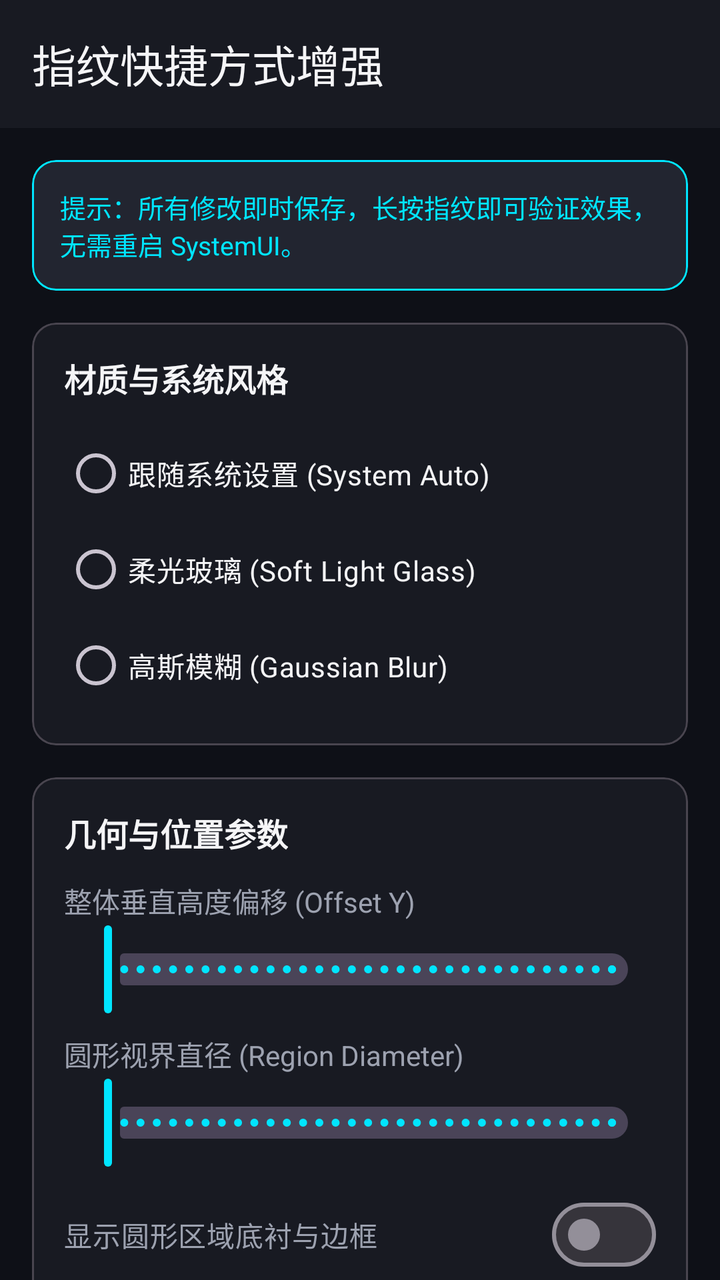
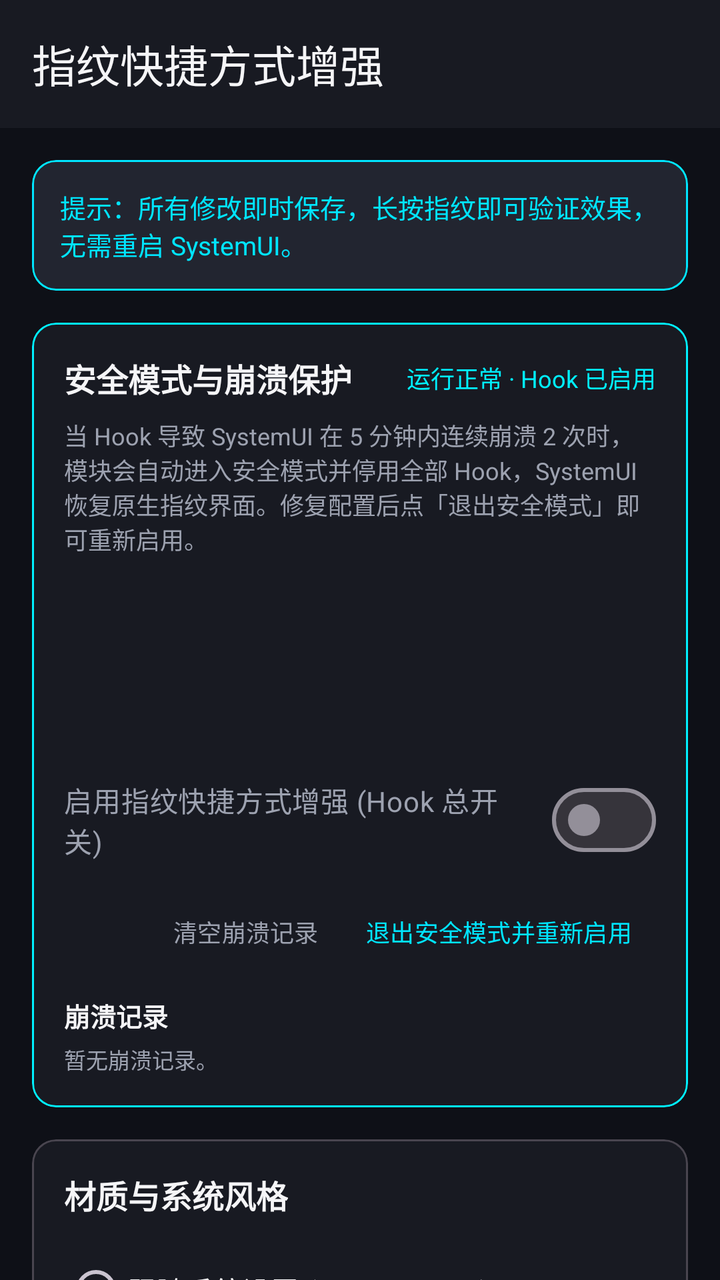

The first picture is an Android layout as it rendered before a commit; the second is the same layout after the commit. The layout source and the unified diff follow.
<!-- AndroidManifest.xml: application theme Theme.HyperOSQuickOpen -->
<!-- res/layout/activity_main.xml -->
<?xml version="1.0" encoding="utf-8"?>
<androidx.coordinatorlayout.widget.CoordinatorLayout xmlns:android="http://schemas.android.com/apk/res/android"
    xmlns:app="http://schemas.android.com/apk/res-auto"
    android:layout_width="match_parent"
    android:layout_height="match_parent"
    android:background="@color/background">

    <com.google.android.material.appbar.AppBarLayout
        android:layout_width="match_parent"
        android:layout_height="wrap_content"
        android:background="@color/surface">

        <com.google.android.material.appbar.MaterialToolbar
            android:id="@+id/toolbar"
            android:layout_width="match_parent"
            android:layout_height="?attr/actionBarSize"
            app:title="@string/app_name"
            app:titleTextColor="@color/text_primary" />
    </com.google.android.material.appbar.AppBarLayout>

    <androidx.core.widget.NestedScrollView
        android:layout_width="match_parent"
        android:layout_height="match_parent"
        app:layout_behavior="@string/appbar_scrolling_view_behavior">

        <LinearLayout
            android:layout_width="match_parent"
            android:layout_height="wrap_content"
            android:orientation="vertical"
            android:padding="16dp">

            
            <com.google.android.material.card.MaterialCardView
                android:layout_width="match_parent"
                android:layout_height="wrap_content"
                android:layout_marginBottom="16dp"
                app:cardBackgroundColor="@color/surface_variant"
                app:strokeColor="@color/primary"
                app:strokeWidth="1dp">

                <TextView
                    android:layout_width="match_parent"
                    android:layout_height="wrap_content"
                    android:padding="14dp"
                    android:text="@string/hint_instant_apply"
                    android:textColor="@color/primary"
                    android:textSize="13sp" />
            </com.google.android.material.card.MaterialCardView>

            
            <com.google.android.material.card.MaterialCardView
                android:layout_width="match_parent"
                android:layout_height="wrap_content"
                android:layout_marginBottom="16dp"
                app:cardBackgroundColor="@color/surface">

                <LinearLayout
                    android:layout_width="match_parent"
                    android:layout_height="wrap_content"
                    android:orientation="vertical"
                    android:padding="16dp">

                    <TextView
                        android:layout_width="wrap_content"
                        android:layout_height="wrap_content"
                        android:text="@string/section_material"
                        android:textColor="@color/text_primary"
                        android:textSize="16sp"
                        android:textStyle="bold" />

                    <RadioGroup
                        android:id="@+id/rg_material"
                        android:layout_width="match_parent"
                        android:layout_height="wrap_content"
                        android:layout_marginTop="12dp">

                        <RadioButton
                            android:id="@+id/rb_mat_system"
                            android:layout_width="match_parent"
                            android:layout_height="wrap_content"
                            android:text="@string/material_system"
                            android:textColor="@color/text_primary" />

                        <RadioButton
                            android:id="@+id/rb_mat_soft_glass"
                            android:layout_width="match_parent"
                            android:layout_height="wrap_content"
                            android:text="@string/material_soft_glass"
                            android:textColor="@color/text_primary" />

                        <RadioButton
                            android:id="@+id/rb_mat_gaussian"
                            android:layout_width="match_parent"
                            android:layout_height="wrap_content"
                            android:text="@string/material_gaussian_blur"
                            android:textColor="@color/text_primary" />
                    </RadioGroup>
                </LinearLayout>
            </com.google.android.material.card.MaterialCardView>

            
            <com.google.android.material.card.MaterialCardView
                android:layout_width="match_parent"
                android:layout_height="wrap_content"
                android:layout_marginBottom="16dp"
                app:cardBackgroundColor="@color/surface">

                <LinearLayout
                    android:layout_width="match_parent"
                    android:layout_height="wrap_content"
                    android:orientation="vertical"
                    android:padding="16dp">

                    <TextView
                        android:layout_width="wrap_content"
                        android:layout_height="wrap_content"
                        android:text="@string/section_geometry"
                        android:textColor="@color/text_primary"
                        android:textSize="16sp"
                        android:textStyle="bold" />

                    
                    <LinearLayout
                        android:layout_width="match_parent"
                        android:layout_height="wrap_content"
                        android:layout_marginTop="12dp"
                        android:orientation="horizontal">

                        <TextView
                            android:layout_width="0dp"
                            android:layout_height="wrap_content"
                            android:layout_weight="1"
                            android:text="@string/param_offset_y"
                            android:textColor="@color/text_secondary"
                            android:textSize="14sp" />

                        <TextView
                            android:id="@+id/tv_offset_y_val"
                            android:layout_width="wrap_content"
                            android:layout_height="wrap_content"
                            android:textColor="@color/primary"
                            android:textSize="14sp" />
                    </LinearLayout>

                    <com.google.android.material.slider.Slider
                        android:id="@+id/slider_offset_y"
                        android:layout_width="match_parent"
                        android:layout_height="wrap_content"
                        android:valueFrom="150"
                        android:valueTo="450"
                        android:stepSize="5" />

                    
                    <LinearLayout
                        android:layout_width="match_parent"
                        android:layout_height="wrap_content"
                        android:layout_marginTop="8dp"
                        android:orientation="horizontal">

                        <TextView
                            android:layout_width="0dp"
                            android:layout_height="wrap_content"
                            android:layout_weight="1"
                            android:text="@string/param_region_diameter"
                            android:textColor="@color/text_secondary"
                            android:textSize="14sp" />

                        <TextView
                            android:id="@+id/tv_region_diameter_val"
                            android:layout_width="wrap_content"
                            android:layout_height="wrap_content"
                            android:textColor="@color/primary"
                            android:textSize="14sp" />
                    </LinearLayout>

                    <com.google.android.material.slider.Slider
                        android:id="@+id/slider_region_diameter"
                        android:layout_width="match_parent"
                        android:layout_height="wrap_content"
                        android:valueFrom="220"
                        android:valueTo="420"
                        android:stepSize="5" />

                    
                    <com.google.android.material.materialswitch.MaterialSwitch
                        android:id="@+id/switch_show_region_bg"
                        android:layout_width="match_parent"
                        android:layout_height="wrap_content"
                        android:layout_marginTop="8dp"
                        android:text="@string/param_show_region_bg"
                        android:textColor="@color/text_secondary" />
                </LinearLayout>
            </com.google.android.material.card.MaterialCardView>

            
            <com.google.android.material.card.MaterialCardView
                android:layout_width="match_parent"
                android:layout_height="wrap_content"
                android:layout_marginBottom="16dp"
                app:cardBackgroundColor="@color/surface">

                <LinearLayout
                    android:layout_width="match_parent"
                    android:layout_height="wrap_content"
                    android:orientation="vertical"
                    android:padding="16dp">

                    <TextView
                        android:layout_width="wrap_content"
                        android:layout_height="wrap_content"
                        android:text="@string/section_icon_physics"
                        android:textColor="@color/text_primary"
                        android:textSize="16sp"
                        android:textStyle="bold" />

                    
                    <LinearLayout
                        android:layout_width="match_parent"
                        android:layout_height="wrap_content"
                        android:layout_marginTop="12dp"
                        android:orientation="horizontal">

                        <TextView
                            android:layout_width="0dp"
                            android:layout_height="wrap_content"
                            android:layout_weight="1"
                            android:text="@string/param_icon_size"
                            android:textColor="@color/text_secondary"
                            android:textSize="14sp" />

                        <TextView
                            android:id="@+id/tv_icon_size_val"
                            android:layout_width="wrap_content"
                            android:layout_height="wrap_content"
                            android:textColor="@color/primary"
                            android:textSize="14sp" />
                    </LinearLayout>

                    <com.google.android.material.slider.Slider
                        android:id="@+id/slider_icon_size"
                        android:layout_width="match_parent"
                        android:layout_height="wrap_content"
                        android:valueFrom="40"
                        android:valueTo="80"
                        android:stepSize="2" />

                    
                    <LinearLayout
                        android:layout_width="match_parent"
                        android:layout_height="wrap_content"
                        android:layout_marginTop="8dp"
                        android:orientation="horizontal">

                        <TextView
                            android:layout_width="0dp"
                            android:layout_height="wrap_content"
                            android:layout_weight="1"
                            android:text="@string/param_max_scale"
                            android:textColor="@color/text_secondary"
                            android:textSize="14sp" />

                        <TextView
                            android:id="@+id/tv_max_scale_val"
                            android:layout_width="wrap_content"
                            android:layout_height="wrap_content"
                            android:textColor="@color/primary"
                            android:textSize="14sp" />
                    </LinearLayout>

                    <com.google.android.material.slider.Slider
                        android:id="@+id/slider_max_scale"
                        android:layout_width="match_parent"
                        android:layout_height="wrap_content"
                        android:valueFrom="1.10"
                        android:valueTo="1.80"
                        android:stepSize="0.05" />

                    
                    <LinearLayout
                        android:layout_width="match_parent"
                        android:layout_height="wrap_content"
                        android:layout_marginTop="8dp"
                        android:orientation="horizontal">

                        <TextView
                            android:layout_width="0dp"
                            android:layout_height="wrap_content"
                            android:layout_weight="1"
                            android:text="@string/param_influence_radius"
                            android:textColor="@color/text_secondary"
                            android:textSize="14sp" />

                        <TextView
                            android:id="@+id/tv_influence_radius_val"
                            android:layout_width="wrap_content"
                            android:layout_height="wrap_content"
                            android:textColor="@color/primary"
                            android:textSize="14sp" />
                    </LinearLayout>

                    <com.google.android.material.slider.Slider
                        android:id="@+id/slider_influence_radius"
                        android:layout_width="match_parent"
                        android:layout_height="wrap_content"
                        android:valueFrom="60"
                        android:valueTo="200"
                        android:stepSize="5" />
                </LinearLayout>
            </com.google.android.material.card.MaterialCardView>

            
            <com.google.android.material.card.MaterialCardView
                android:layout_width="match_parent"
                android:layout_height="wrap_content"
                android:layout_marginBottom="24dp"
                app:cardBackgroundColor="@color/surface">

                <LinearLayout
                    android:layout_width="match_parent"
                    android:layout_height="wrap_content"
                    android:orientation="vertical"
                    android:padding="16dp">

                    <LinearLayout
                        android:layout_width="match_parent"
                        android:layout_height="wrap_content"
                        android:gravity="center_vertical"
                        android:orientation="horizontal">

                        <TextView
                            android:layout_width="0dp"
                            android:layout_height="wrap_content"
                            android:layout_weight="1"
                            android:text="@string/section_shortcuts"
                            android:textColor="@color/text_primary"
                            android:textSize="16sp"
                            android:textStyle="bold" />

                        <Button
                            android:id="@+id/btn_reset"
                            style="@style/Widget.Material3.Button.TextButton"
                            android:layout_width="wrap_content"
                            android:layout_height="wrap_content"
                            android:text="@string/btn_reset_defaults"
                            android:textColor="@color/primary"
                            android:textSize="12sp" />
                    </LinearLayout>

                    <androidx.recyclerview.widget.RecyclerView
                        android:id="@+id/rv_shortcuts"
                        android:layout_width="match_parent"
                        android:layout_height="wrap_content"
                        android:layout_marginTop="8dp"
                        android:nestedScrollingEnabled="false" />
                </LinearLayout>
            </com.google.android.material.card.MaterialCardView>

        </LinearLayout>
    </androidx.core.widget.NestedScrollView>

</androidx.coordinatorlayout.widget.CoordinatorLayout>
<!-- resources referenced by this layout -->
<resources>
  <color name="background">#0E1017</color>
  <color name="primary">#00E5FF</color>
  <color name="surface">#181A22</color>
  <color name="surface_variant">#222530</color>
  <color name="text_primary">#F5F5F7</color>
  <color name="text_secondary">#9DA2B0</color>
  <string name="app_name">指纹快捷方式增强</string>
  <string name="btn_reset_defaults">恢复预设布局</string>
  <string name="hint_instant_apply">提示：所有修改即时保存，长按指纹即可验证效果，无需重启 SystemUI。</string>
  <string name="material_gaussian_blur">高斯模糊 (Gaussian Blur)</string>
  <string name="material_soft_glass">柔光玻璃 (Soft Light Glass)</string>
  <string name="material_system">跟随系统设置 (System Auto)</string>
  <string name="param_icon_size">图标基础尺寸 (Icon Size)</string>
  <string name="param_influence_radius">感应辐射范围 (Influence Radius)</string>
  <string name="param_max_scale">鱼眼最大放大倍率 (Max Scale)</string>
  <string name="param_offset_y">整体垂直高度偏移 (Offset Y)</string>
  <string name="param_region_diameter">圆形视界直径 (Region Diameter)</string>
  <string name="param_show_region_bg">显示圆形区域底衬与边框</string>
  <string name="section_geometry">几何与位置参数</string>
  <string name="section_icon_physics">图标与物理动力学</string>
  <string name="section_material">材质与系统风格</string>
  <string name="section_shortcuts">快捷项目管理与动作排序</string>
  <style name="Theme.HyperOSQuickOpen" parent="Theme.Material3.Dark.NoActionBar">
          <item name="colorPrimary">@color/primary</item>
          <item name="android:windowBackground">@color/background</item>
          <item name="android:statusBarColor">@color/background</item>
          <item name="android:navigationBarColor">@color/background</item>
      </style>
</resources>

<!-- the commit's change to res/layout/activity_main.xml (unified diff, before → after) -->
@@ -49,6 +49,142 @@
 
             
             <com.google.android.material.card.MaterialCardView
+                android:id="@+id/card_safety"
+                android:layout_width="match_parent"
+                android:layout_height="wrap_content"
+                android:layout_marginBottom="16dp"
+                app:cardBackgroundColor="@color/surface"
+                app:strokeColor="@color/accent"
+                app:strokeWidth="1dp">
+
+                <LinearLayout
+                    android:layout_width="match_parent"
+                    android:layout_height="wrap_content"
+                    android:orientation="vertical"
+                    android:padding="16dp">
+
+                    <LinearLayout
+                        android:layout_width="match_parent"
+                        android:layout_height="wrap_content"
+                        android:gravity="center_vertical"
+                        android:orientation="horizontal">
+
+                        <TextView
+                            android:layout_width="0dp"
+                            android:layout_height="wrap_content"
+                            android:layout_weight="1"
+                            android:text="@string/section_safety"
+                            android:textColor="@color/text_primary"
+                            android:textSize="16sp"
+                            android:textStyle="bold" />
+
+                        <TextView
+                            android:id="@+id/tv_safety_status"
+                            android:layout_width="wrap_content"
+                            android:layout_height="wrap_content"
+                            android:text="@string/safety_status_ok"
+                            android:textColor="@color/accent"
+                            android:textSize="12sp" />
+                    </LinearLayout>
+
+                    <TextView
+                        android:id="@+id/tv_safety_desc"
+                        android:layout_width="match_parent"
+                        android:layout_height="wrap_content"
+                        android:layout_marginTop="8dp"
+                        android:text="@string/safety_desc"
+                        android:textColor="@color/text_secondary"
+                        android:textSize="12sp" />
+
+                    <TextView
+                        android:id="@+id/tv_safety_crash_count"
+                        android:layout_width="match_parent"
+                        android:layout_height="wrap_content"
+                        android:layout_marginTop="12dp"
+                        android:textColor="@color/text_primary"
+                        android:textSize="14sp" />
+
+                    <TextView
+                        android:id="@+id/tv_safety_total_crash"
+                        android:layout_width="match_parent"
+                        android:layout_height="wrap_content"
+                        android:layout_marginTop="4dp"
+                        android:textColor="@color/text_secondary"
+                        android:textSize="13sp" />
+
+                    <TextView
+                        android:id="@+id/tv_safety_session"
+                        android:layout_width="match_parent"
+                        android:layout_height="wrap_content"
+                        android:layout_marginTop="4dp"
+                        android:textColor="@color/text_secondary"
+                        android:textSize="13sp" />
+
+                    <TextView
+                        android:id="@+id/tv_safety_last_crash"
+                        android:layout_width="match_parent"
+                        android:layout_height="wrap_content"
+                        android:layout_marginTop="4dp"
+                        android:textColor="@color/text_secondary"
+                        android:textSize="13sp" />
+
+                    <com.google.android.material.materialswitch.MaterialSwitch
+                        android:id="@+id/switch_hook_enabled"
+                        android:layout_width="match_parent"
+                        android:layout_height="wrap_content"
+                        android:layout_marginTop="12dp"
+                        android:text="@string/safety_param_hook_enabled"
+                        android:textColor="@color/text_secondary" />
+
+                    <LinearLayout
+                        android:layout_width="match_parent"
+                        android:layout_height="wrap_content"
+                        android:layout_marginTop="8dp"
+                        android:gravity="end"
+                        android:orientation="horizontal">
+
+                        <Button
+                            android:id="@+id/btn_clear_crash"
+                            style="@style/Widget.Material3.Button.TextButton"
+                            android:layout_width="wrap_content"
+                            android:layout_height="wrap_content"
+                            android:text="@string/btn_clear_crash"
+                            android:textColor="@color/text_secondary"
+                            android:textSize="12sp" />
+
+                        <Button
+                            android:id="@+id/btn_exit_safe_mode"
+                            style="@style/Widget.Material3.Button.TextButton"
+                            android:layout_width="wrap_content"
+                            android:layout_height="wrap_content"
+                            android:text="@string/btn_exit_safe_mode"
+                            android:textColor="@color/primary"
+                            android:textSize="12sp" />
+                    </LinearLayout>
+
+                    <TextView
+                        android:layout_width="match_parent"
+                        android:layout_height="wrap_content"
+                        android:layout_marginTop="8dp"
+                        android:text="@string/safety_crash_log_title"
+                        android:textColor="@color/text_primary"
+                        android:textSize="13sp"
+                        android:textStyle="bold" />
+
+                    <TextView
+                        android:id="@+id/tv_safety_log"
+                        android:layout_width="match_parent"
+                        android:layout_height="wrap_content"
+                        android:layout_marginTop="4dp"
+                        android:fontFamily="monospace"
+                        android:text="@string/safety_crash_log_empty"
+                        android:textColor="@color/text_secondary"
+                        android:textSize="11sp" />
+                </LinearLayout>
+            </com.google.android.material.card.MaterialCardView>
+
+            
+            <com.google.android.material.card.MaterialCardView
                 android:layout_width="match_parent"
                 android:layout_height="wrap_content"
                 android:layout_marginBottom="16dp"
<!-- resource entries referenced after the edit -->
@@ -1,5 +1,6 @@
 <!-- resources referenced by this layout -->
 <resources>
+  <color name="accent">#00F0FF</color>
   <color name="background">#0E1017</color>
   <color name="primary">#00E5FF</color>
   <color name="surface">#181A22</color>
@@ -7,6 +8,8 @@
   <color name="text_primary">#F5F5F7</color>
   <color name="text_secondary">#9DA2B0</color>
   <string name="app_name">指纹快捷方式增强</string>
+  <string name="btn_clear_crash">清空崩溃记录</string>
+  <string name="btn_exit_safe_mode">退出安全模式并重新启用</string>
   <string name="btn_reset_defaults">恢复预设布局</string>
   <string name="hint_instant_apply">提示：所有修改即时保存，长按指纹即可验证效果，无需重启 SystemUI。</string>
   <string name="material_gaussian_blur">高斯模糊 (Gaussian Blur)</string>
@@ -18,9 +21,15 @@
   <string name="param_offset_y">整体垂直高度偏移 (Offset Y)</string>
   <string name="param_region_diameter">圆形视界直径 (Region Diameter)</string>
   <string name="param_show_region_bg">显示圆形区域底衬与边框</string>
+  <string name="safety_crash_log_empty">暂无崩溃记录。</string>
+  <string name="safety_crash_log_title">崩溃记录</string>
+  <string name="safety_desc">当 Hook 导致 SystemUI 在 5 分钟内连续崩溃 2 次时，模块会自动进入安全模式并停用全部 Hook，SystemUI 恢复原生指纹界面。修复配置后点「退出安全模式」即可重新启用。</string>
+  <string name="safety_param_hook_enabled">启用指纹快捷方式增强 (Hook 总开关)</string>
+  <string name="safety_status_ok">运行正常 · Hook 已启用</string>
   <string name="section_geometry">几何与位置参数</string>
   <string name="section_icon_physics">图标与物理动力学</string>
   <string name="section_material">材质与系统风格</string>
+  <string name="section_safety">安全模式与崩溃保护</string>
   <string name="section_shortcuts">快捷项目管理与动作排序</string>
   <style name="Theme.HyperOSQuickOpen" parent="Theme.Material3.Dark.NoActionBar">
           <item name="colorPrimary">@color/primary</item>
